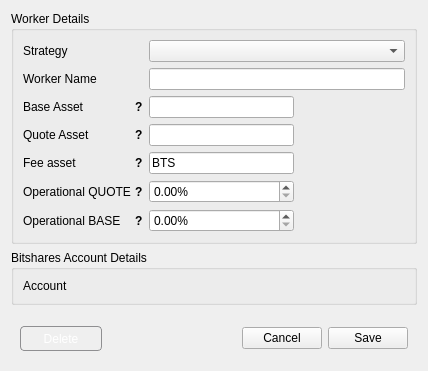
The window that dexbot/views/ui/edit_worker_window.ui (midas19910709/DEX-Bot-onGraphene) describes before a commit, drawn with Qt 5.
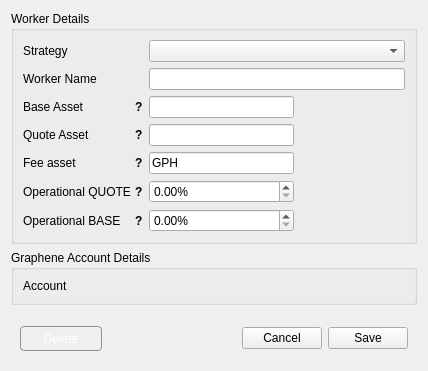
The same window after the commit.

Commit message: init Graphene

Patch:
```diff
--- a/dexbot/views/ui/edit_worker_window.ui
+++ b/dexbot/views/ui/edit_worker_window.ui
@@ -375,7 +375,7 @@
          </size>
         </property>
         <property name="text">
-         <string>BTS</string>
+         <string>GPH</string>
         </property>
        </widget>
       </item>
@@ -659,7 +659,7 @@
    <item>
     <widget class="QGroupBox" name="groupBox_2">
      <property name="title">
-      <string>Bitshares Account Details</string>
+      <string>Graphene Account Details</string>
      </property>
      <layout class="QFormLayout" name="formLayout_2">
       <property name="rowWrapPolicy">
```
The commit also changes 33 other files.
